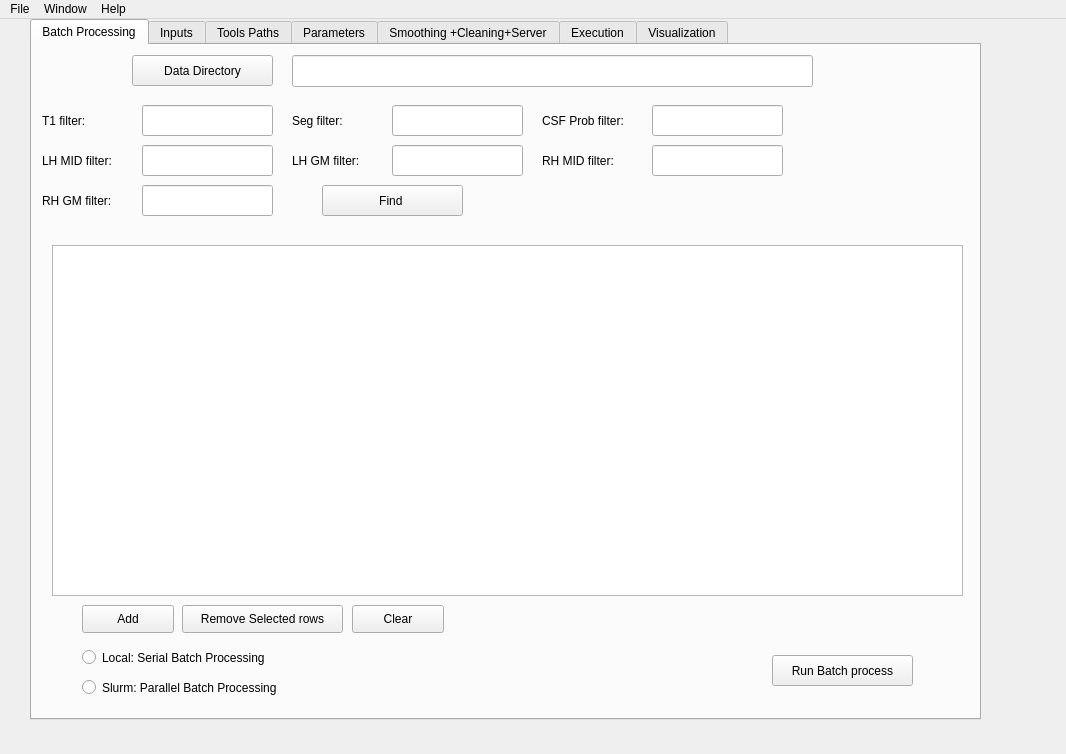
This is src/app/csfwindow.ui in tahya-deddah/Local_EACSF as Qt 5 draws it before an edit. The edited form follows.
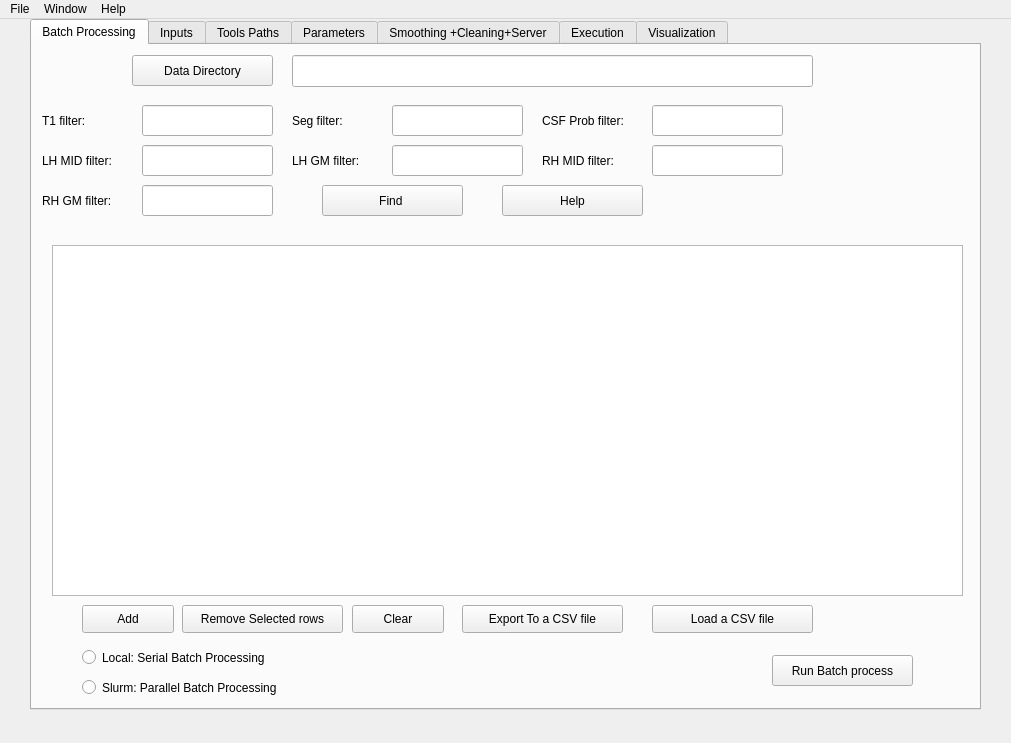
This is the edited form. The open tabs and pages were chosen to show the change.

The edit to the form file:
```diff
--- a/src/app/csfwindow.ui
+++ b/src/app/csfwindow.ui
@@ -6,8 +6,8 @@
    <rect>
     <x>0</x>
     <y>0</y>
-    <width>1066</width>
-    <height>754</height>
+    <width>1011</width>
+    <height>743</height>
    </rect>
   </property>
   <property name="windowTitle">
@@ -20,7 +20,7 @@
       <x>30</x>
       <y>0</y>
       <width>951</width>
-      <height>701</height>
+      <height>691</height>
      </rect>
     </property>
     <property name="minimumSize">
@@ -327,6 +327,45 @@
        <string>Slurm: Parallel Batch Processing</string>
       </property>
      </widget>
+     <widget class="QPushButton" name="Help">
+      <property name="geometry">
+       <rect>
+        <x>470</x>
+        <y>140</y>
+        <width>141</width>
+        <height>31</height>
+       </rect>
+      </property>
+      <property name="text">
+       <string>Help</string>
+      </property>
+     </widget>
+     <widget class="QPushButton" name="Export">
+      <property name="geometry">
+       <rect>
+        <x>430</x>
+        <y>560</y>
+        <width>161</width>
+        <height>28</height>
+       </rect>
+      </property>
+      <property name="text">
+       <string>Export To a CSV file</string>
+      </property>
+     </widget>
+     <widget class="QPushButton" name="Load">
+      <property name="geometry">
+       <rect>
+        <x>620</x>
+        <y>560</y>
+        <width>161</width>
+        <height>28</height>
+       </rect>
+      </property>
+      <property name="text">
+       <string>Load a CSV file</string>
+      </property>
+     </widget>
     </widget>
     <widget class="QWidget" name="tab_inputs">
      <attribute name="title">
@@ -1144,7 +1183,7 @@
     <rect>
      <x>0</x>
      <y>0</y>
-     <width>1066</width>
+     <width>1011</width>
      <height>28</height>
     </rect>
    </property>
```
Left out of the diff: 2 changed lines with no effect on the pictures.
